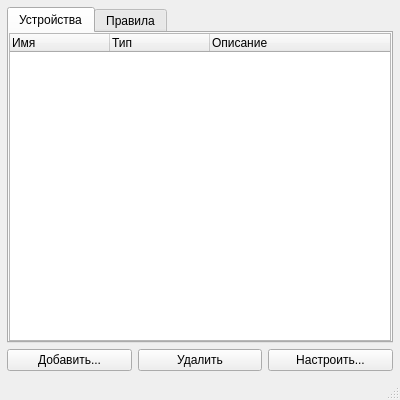
Above: uisrc/window/settings.ui from StarterCraft/leafyy before the change. Below: the same form after it.
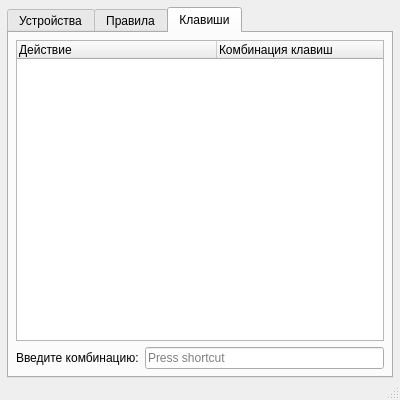
That is the form after the change. The open tabs and pages were chosen to show the change.

The edit to the form file:
```diff
--- a/uisrc/window/settings.ui
+++ b/uisrc/window/settings.ui
@@ -31,7 +31,7 @@
      <number>7</number>
     </property>
     <property name="bottomMargin">
-     <number>7</number>
+     <number>0</number>
     </property>
     <item>
      <widget class="QTabWidget" name="tabs">
@@ -43,37 +43,71 @@
         <string>Устройства</string>
        </attribute>
        <layout class="QVBoxLayout" name="verticalLayout_2">
+        <property name="spacing">
+         <number>7</number>
+        </property>
         <property name="leftMargin">
-         <number>0</number>
+         <number>7</number>
         </property>
         <property name="topMargin">
-         <number>0</number>
+         <number>7</number>
         </property>
         <property name="rightMargin">
-         <number>0</number>
+         <number>7</number>
         </property>
         <property name="bottomMargin">
-         <number>0</number>
+         <number>7</number>
         </property>
         <item>
          <widget class="QTreeWidget" name="treeDevices">
+          <property name="sortingEnabled">
+           <bool>true</bool>
+          </property>
+          <attribute name="headerShowSortIndicator" stdset="0">
+           <bool>true</bool>
+          </attribute>
           <column>
            <property name="text">
             <string>Имя</string>
            </property>
           </column>
+          <column>
+           <property name="text">
+            <string>Статус</string>
+           </property>
+          </column>
           <column>
            <property name="text">
             <string>Тип</string>
            </property>
           </column>
-          <column>
-           <property name="text">
-            <string>Описание</string>
-           </property>
-          </column>
          </widget>
         </item>
+        <item>
+         <layout class="QHBoxLayout" name="horizontalLayout">
+          <item>
+           <widget class="QPushButton" name="btnAddDevice">
+            <property name="text">
+             <string>Добавить...</string>
+            </property>
+           </widget>
+          </item>
+          <item>
+           <widget class="QPushButton" name="btnRemoveDevice">
+            <property name="text">
+             <string>Удалить</string>
+            </property>
+           </widget>
+          </item>
+          <item>
+           <widget class="QPushButton" name="btnConfigureDevice">
+            <property name="text">
+             <string>Настроить...</string>
+            </property>
+           </widget>
+          </item>
+         </layout>
+        </item>
        </layout>
       </widget>
       <widget class="QWidget" name="tabRules">
@@ -96,35 +130,91 @@
         <item>
          <widget class="QListWidget" name="liwRules"/>
         </item>
+        <item>
+         <layout class="QHBoxLayout" name="horizontalLayout_2">
+          <item>
+           <widget class="QPushButton" name="btnAddRule">
+            <property name="text">
+             <string>Добавить...</string>
+            </property>
+           </widget>
+          </item>
+          <item>
+           <widget class="QPushButton" name="btnRemoveRule">
+            <property name="text">
+             <string>Удалить</string>
+            </property>
+           </widget>
+          </item>
+          <item>
+           <widget class="QPushButton" name="btnConfigureRule">
+            <property name="text">
+             <string>Настроить...</string>
+            </property>
+           </widget>
+          </item>
+         </layout>
+        </item>
+       </layout>
+      </widget>
+      <widget class="QWidget" name="tabKeys">
+       <attribute name="title">
+        <string>Клавиши</string>
+       </attribute>
+       <layout class="QVBoxLayout" name="verticalLayout_4">
+        <property name="leftMargin">
+         <number>7</number>
+        </property>
+        <property name="topMargin">
+         <number>7</number>
+        </property>
+        <property name="rightMargin">
+         <number>7</number>
+        </property>
+        <property name="bottomMargin">
+         <number>7</number>
+        </property>
+        <item>
+         <widget class="QTreeWidget" name="treeKeys">
+          <property name="horizontalScrollBarPolicy">
+           <enum>Qt::ScrollBarAlwaysOff</enum>
+          </property>
+          <property name="editTriggers">
+           <set>QAbstractItemView::NoEditTriggers</set>
+          </property>
+          <attribute name="headerDefaultSectionSize">
+           <number>200</number>
+          </attribute>
+          <column>
+           <property name="text">
+            <string>Действие</string>
+           </property>
+          </column>
+          <column>
+           <property name="text">
+            <string>Комбинация клавиш</string>
+           </property>
+          </column>
+         </widget>
+        </item>
+        <item>
+         <layout class="QHBoxLayout" name="horizontalLayout_3">
+          <item>
+           <widget class="QLabel" name="label">
+            <property name="text">
+             <string>Введите комбинацию:</string>
+            </property>
+           </widget>
+          </item>
+          <item>
+           <widget class="QKeySequenceEdit" name="keySequenceEdit"/>
+          </item>
+         </layout>
+        </item>
        </layout>
       </widget>
      </widget>
     </item>
-    <item>
-     <layout class="QHBoxLayout" name="horizontalLayout">
-      <item>
-       <widget class="QPushButton" name="btnAddDevice">
-        <property name="text">
-         <string>Добавить...</string>
-        </property>
-       </widget>
-      </item>
-      <item>
-       <widget class="QPushButton" name="btnRemoveDevice">
-        <property name="text">
-         <string>Удалить</string>
-        </property>
-       </widget>
-      </item>
-      <item>
-       <widget class="QPushButton" name="btnConfigureDevice">
-        <property name="text">
-         <string>Настроить...</string>
-        </property>
-       </widget>
-      </item>
-     </layout>
-    </item>
    </layout>
   </widget>
   <widget class="QStatusBar" name="statusbar"/>
```
Left out of the diff: 8 changed lines with no effect on the pictures.
